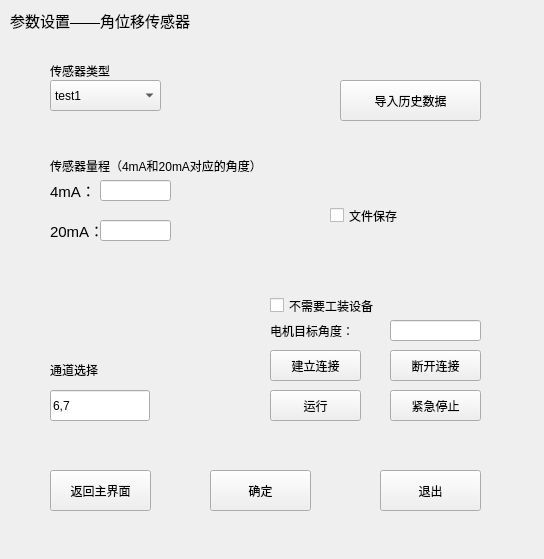
First picture: the form in ui_param/paramwin_anglesensor.ui, repository Dirck-YHP/Proj_sensor_detect, before the edit.
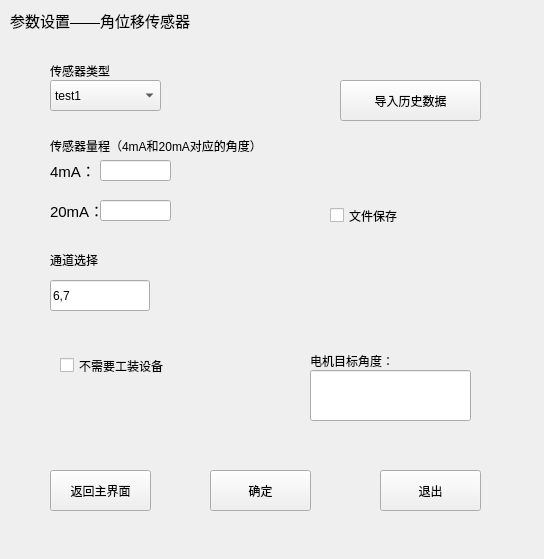
Second picture: the form after the edit.

What changed in the file:
```diff
--- a/ui_param/paramwin_anglesensor.ui
+++ b/ui_param/paramwin_anglesensor.ui
@@ -68,7 +68,7 @@
    <property name="geometry">
     <rect>
      <x>50</x>
-     <y>150</y>
+     <y>130</y>
      <width>331</width>
      <height>31</height>
     </rect>
@@ -81,7 +81,7 @@
    <property name="geometry">
     <rect>
      <x>100</x>
-     <y>180</y>
+     <y>160</y>
      <width>71</width>
      <height>21</height>
     </rect>
@@ -91,7 +91,7 @@
    <property name="geometry">
     <rect>
      <x>50</x>
-     <y>180</y>
+     <y>160</y>
      <width>51</width>
      <height>21</height>
     </rect>
@@ -109,7 +109,7 @@
    <property name="geometry">
     <rect>
      <x>50</x>
-     <y>220</y>
+     <y>200</y>
      <width>61</width>
      <height>21</height>
     </rect>
@@ -127,7 +127,7 @@
    <property name="geometry">
     <rect>
      <x>100</x>
-     <y>220</y>
+     <y>200</y>
      <width>71</width>
      <height>21</height>
     </rect>
@@ -136,8 +136,8 @@
   <widget class="QLabel" name="label_6">
    <property name="geometry">
     <rect>
-     <x>270</x>
-     <y>320</y>
+     <x>310</x>
+     <y>350</y>
      <width>161</width>
      <height>21</height>
     </rect>
@@ -149,77 +149,13 @@
   <widget class="QLineEdit" name="lineE_target_angle">
    <property name="geometry">
     <rect>
-     <x>390</x>
-     <y>320</y>
-     <width>91</width>
-     <height>21</height>
+     <x>310</x>
+     <y>370</y>
+     <width>161</width>
+     <height>51</height>
     </rect>
    </property>
   </widget>
-  <widget class="QPushButton" name="btn_run_stop">
-   <property name="geometry">
-    <rect>
-     <x>270</x>
-     <y>390</y>
-     <width>91</width>
-     <height>31</height>
-    </rect>
-   </property>
-   <property name="text">
-    <string>运行</string>
-   </property>
-   <property name="checkable">
-    <bool>true</bool>
-   </property>
-  </widget>
-  <widget class="QPushButton" name="btn_stop_now">
-   <property name="geometry">
-    <rect>
-     <x>390</x>
-     <y>390</y>
-     <width>91</width>
-     <height>31</height>
-    </rect>
-   </property>
-   <property name="text">
-    <string>紧急停止</string>
-   </property>
-   <property name="checkable">
-    <bool>false</bool>
-   </property>
-  </widget>
-  <widget class="QPushButton" name="btn_build_connect">
-   <property name="geometry">
-    <rect>
-     <x>270</x>
-     <y>350</y>
-     <width>91</width>
-     <height>31</height>
-    </rect>
-   </property>
-   <property name="text">
-    <string>建立连接</string>
-   </property>
-   <property name="checkable">
-    <bool>false</bool>
-   </property>
-  </widget>
-  <widget class="QPushButton" name="btn_break_connect">
-   <property name="geometry">
-    <rect>
-     <x>390</x>
-     <y>350</y>
-     <width>91</width>
-     <height>31</height>
-    </rect>
-   </property>
-   <property name="text">
-    <string>断开连接</string>
-   </property>
-   <property name="checkable">
-    <bool>false</bool>
-   </property>
-  </widget>
   <widget class="QPushButton" name="btn_load_data">
    <property name="geometry">
     <rect>
@@ -275,8 +211,8 @@
   <widget class="QCheckBox" name="checkBox_no_need_device">
    <property name="geometry">
     <rect>
-     <x>270</x>
-     <y>290</y>
+     <x>60</x>
+     <y>350</y>
      <width>181</width>
      <height>31</height>
     </rect>
@@ -289,7 +225,7 @@
    <property name="geometry">
     <rect>
      <x>50</x>
-     <y>360</y>
+     <y>250</y>
      <width>200</width>
      <height>20</height>
     </rect>
@@ -314,7 +250,7 @@
    <property name="geometry">
     <rect>
      <x>50</x>
-     <y>390</y>
+     <y>280</y>
      <width>100</width>
      <height>31</height>
     </rect>
```
